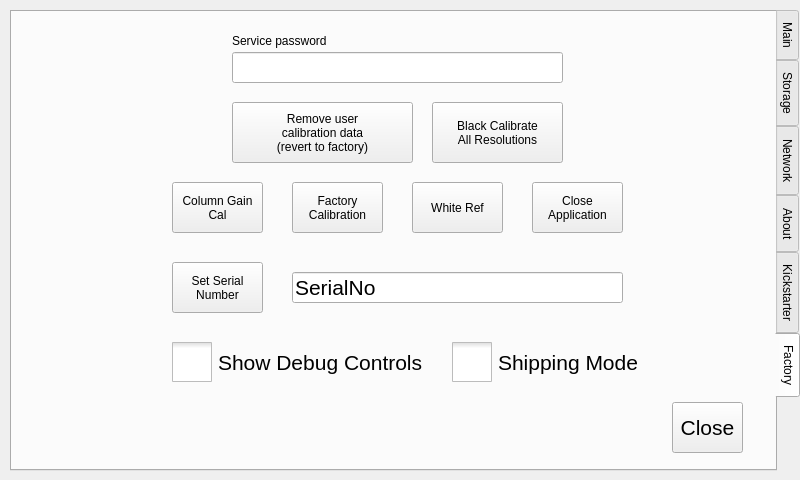
Qt form src/utilwindow.ui (krontech/chronos-cam-app) before a commit.
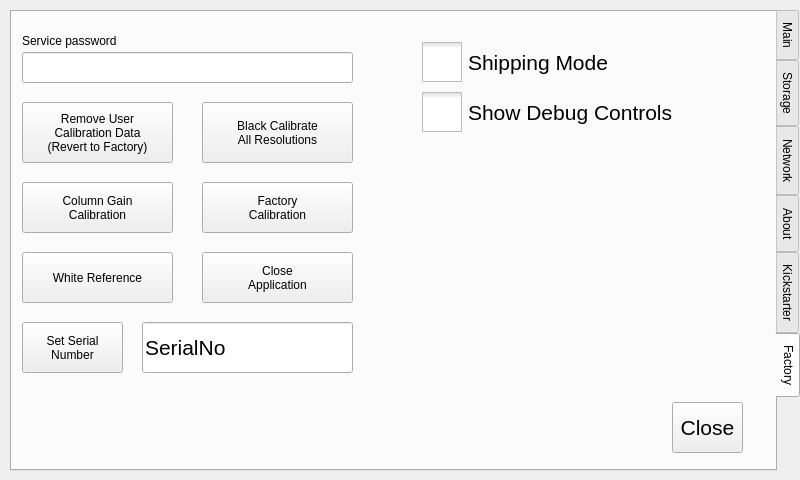
The same form after that commit. The open tabs and pages were chosen to show the change. Custom widgets are drawn as their Qt base class.

Commit message: Added dropdown menu for auto power modes, fixed ui bug for info box regarding shipping mode, cleaned up ui layout on factory settings screen,resolved issues from last pull request, updated spacing.

```diff
--- a/src/utilwindow.ui
+++ b/src/utilwindow.ui
@@ -1352,23 +1352,23 @@
     <widget class="QPushButton" name="cmdColumnGain">
      <property name="geometry">
       <rect>
-       <x>160</x>
+       <x>10</x>
        <y>170</y>
-       <width>91</width>
+       <width>151</width>
        <height>51</height>
       </rect>
      </property>
      <property name="text">
       <string>Column Gain
-Cal</string>
+Calibration</string>
      </property>
     </widget>
     <widget class="QPushButton" name="cmdBlackCalAll">
      <property name="geometry">
       <rect>
-       <x>420</x>
+       <x>190</x>
        <y>90</y>
-       <width>131</width>
+       <width>151</width>
        <height>61</height>
       </rect>
      </property>
@@ -1380,9 +1380,9 @@
     <widget class="QPushButton" name="cmdCloseApp">
      <property name="geometry">
       <rect>
-       <x>520</x>
-       <y>170</y>
-       <width>91</width>
+       <x>190</x>
+       <y>240</y>
+       <width>151</width>
        <height>51</height>
       </rect>
      </property>
@@ -1394,9 +1394,9 @@
     <widget class="QPushButton" name="cmdAutoCal">
      <property name="geometry">
       <rect>
-       <x>280</x>
+       <x>190</x>
        <y>170</y>
-       <width>91</width>
+       <width>151</width>
        <height>51</height>
       </rect>
      </property>
@@ -1411,23 +1411,23 @@
     <widget class="QPushButton" name="cmdWhiteRef">
      <property name="geometry">
       <rect>
-       <x>400</x>
-       <y>170</y>
-       <width>91</width>
+       <x>10</x>
+       <y>240</y>
+       <width>151</width>
        <height>51</height>
       </rect>
      </property>
      <property name="text">
-      <string>White Ref</string>
+      <string>White Reference</string>
      </property>
     </widget>
     <widget class="CamLineEdit" name="lineSerialNumber">
      <property name="geometry">
       <rect>
-       <x>280</x>
-       <y>260</y>
-       <width>331</width>
-       <height>31</height>
+       <x>130</x>
+       <y>310</y>
+       <width>211</width>
+       <height>51</height>
       </rect>
      </property>
      <property name="font">
@@ -1445,9 +1445,9 @@
     <widget class="QPushButton" name="cmdSetSN">
      <property name="geometry">
       <rect>
-       <x>160</x>
-       <y>250</y>
-       <width>91</width>
+       <x>10</x>
+       <y>310</y>
+       <width>101</width>
        <height>51</height>
       </rect>
      </property>
@@ -1459,7 +1459,7 @@
     <widget class="CamLineEdit" name="linePassword">
      <property name="geometry">
       <rect>
-       <x>220</x>
+       <x>10</x>
        <y>40</y>
        <width>331</width>
        <height>31</height>
@@ -1480,7 +1480,7 @@
     <widget class="QLabel" name="label">
      <property name="geometry">
       <rect>
-       <x>220</x>
+       <x>10</x>
        <y>20</y>
        <width>121</width>
        <height>17</height>
@@ -1493,8 +1493,8 @@
     <widget class="QCheckBox" name="chkShowDebugControls">
      <property name="geometry">
       <rect>
-       <x>160</x>
-       <y>330</y>
+       <x>410</x>
+       <y>80</y>
        <width>281</width>
        <height>41</height>
       </rect>
@@ -1520,16 +1520,16 @@
     <widget class="QPushButton" name="cmdRevertCalData">
      <property name="geometry">
       <rect>
-       <x>220</x>
+       <x>10</x>
        <y>90</y>
-       <width>181</width>
+       <width>151</width>
        <height>61</height>
       </rect>
      </property>
      <property name="text">
-      <string>Remove user
-calibration data
-(revert to factory)</string>
+      <string>Remove User
+Calibration Data
+(Revert to Factory)</string>
      </property>
     </widget>
     <widget class="QPushButton" name="cmdClose_4">
@@ -1553,8 +1553,8 @@
     <widget class="QCheckBox" name="chkShippingMode">
      <property name="geometry">
       <rect>
-       <x>440</x>
-       <y>330</y>
+       <x>410</x>
+       <y>30</y>
        <width>201</width>
        <height>41</height>
       </rect>
```
Left out of the diff: 57 changed lines with no effect on the pictures. The commit also changes 5 other files.
